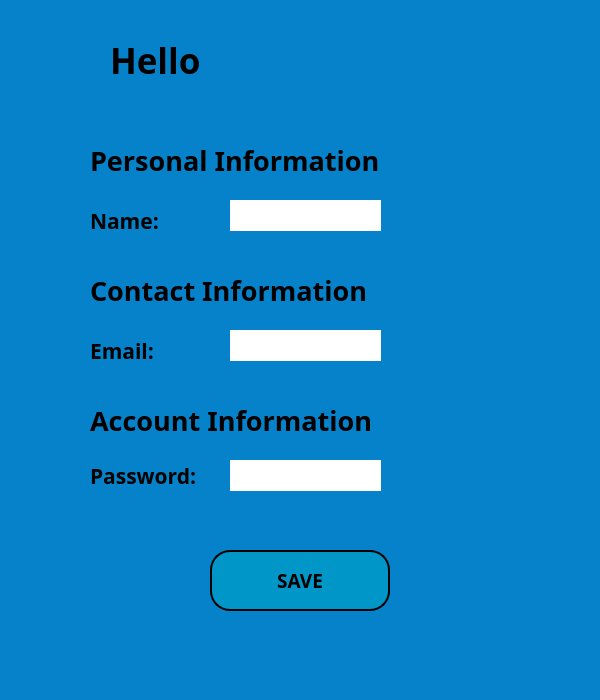
Before: the Qt Designer form customer_edit_window.ui in melikkekaya/BankingApp_SQL, drawn with Qt 5.
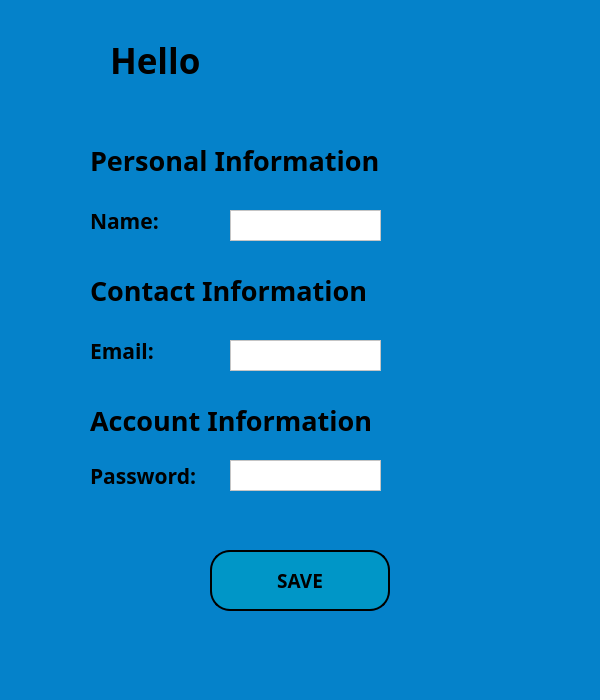
After: the same form once the commit is applied.

Commit message: update customer_edit_window.ui sümeyra

Diff of the .ui file:
```diff
--- a/customer_edit_window.ui
+++ b/customer_edit_window.ui
@@ -93,22 +93,6 @@
      <string>Name:</string>
     </property>
    </widget>
-   <widget class="QLabel" name="cseditwdw_lbl_CSname_show">
-    <property name="geometry">
-     <rect>
-      <x>230</x>
-      <y>200</y>
-      <width>151</width>
-      <height>31</height>
-     </rect>
-    </property>
-    <property name="styleSheet">
-     <string notr="true">background-color: rgb(255, 255, 255);</string>
-    </property>
-    <property name="text">
-     <string/>
-    </property>
-   </widget>
    <widget class="QLabel" name="cseditwdw_lbl_headingCntc">
     <property name="geometry">
      <rect>
@@ -151,22 +135,6 @@
      <string>Email:</string>
     </property>
    </widget>
-   <widget class="QLabel" name="cseditwdw_lbl_CSemail_show">
-    <property name="geometry">
-     <rect>
-      <x>230</x>
-      <y>330</y>
-      <width>151</width>
-      <height>31</height>
-     </rect>
-    </property>
-    <property name="styleSheet">
-     <string notr="true">background-color: rgb(255, 255, 255);</string>
-    </property>
-    <property name="text">
-     <string/>
-    </property>
-   </widget>
    <widget class="QLabel" name="cseditwdw_lbl_headingAcc">
     <property name="geometry">
      <rect>
@@ -209,22 +177,6 @@
      <string>Password:</string>
     </property>
    </widget>
-   <widget class="QLabel" name="cseditwdw_lbl_CSpassword_show">
-    <property name="geometry">
-     <rect>
-      <x>230</x>
-      <y>460</y>
-      <width>151</width>
-      <height>31</height>
-     </rect>
-    </property>
-    <property name="styleSheet">
-     <string notr="true">background-color: rgb(255, 255, 255);</string>
-    </property>
-    <property name="text">
-     <string/>
-    </property>
-   </widget>
    <widget class="QPushButton" name="cseditwdw_btn_save">
     <property name="geometry">
      <rect>
@@ -263,6 +215,45 @@
      <string>SAVE</string>
     </property>
    </widget>
+   <widget class="QPlainTextEdit" name="cseditwdw_plntxt_CSname_show">
+    <property name="geometry">
+     <rect>
+      <x>230</x>
+      <y>210</y>
+      <width>151</width>
+      <height>31</height>
+     </rect>
+    </property>
+    <property name="styleSheet">
+     <string notr="true">background-color: rgb(255, 255, 255);</string>
+    </property>
+   </widget>
+   <widget class="QPlainTextEdit" name="cseditwdw_plntxt_CSemail_show">
+    <property name="geometry">
+     <rect>
+      <x>230</x>
+      <y>340</y>
+      <width>151</width>
+      <height>31</height>
+     </rect>
+    </property>
+    <property name="styleSheet">
+     <string notr="true">background-color: rgb(255, 255, 255);</string>
+    </property>
+   </widget>
+   <widget class="QPlainTextEdit" name="cseditwdw_plntxt_CSpassword_show">
+    <property name="geometry">
+     <rect>
+      <x>230</x>
+      <y>460</y>
+      <width>151</width>
+      <height>31</height>
+     </rect>
+    </property>
+    <property name="styleSheet">
+     <string notr="true">background-color: rgb(255, 255, 255);</string>
+    </property>
+   </widget>
   </widget>
   <widget class="QStatusBar" name="statusbar"/>
  </widget>
```
The commit also changes 1 other file.
